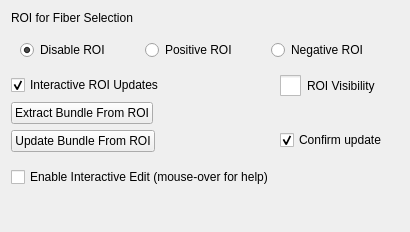
This is Modules/Loadable/TractographyDisplay/Widgets/Resources/UI/qSlicerTractographyEditorROIWidget.ui in SlicerDMRI/SlicerDMRI as Qt 5 draws it before an edit. The edited form follows.
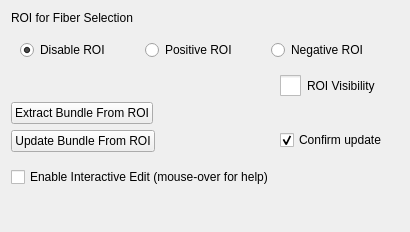
This is the edited form. Icons and pictures are not drawn. Custom widgets are drawn as their Qt base class.

Diff of the .ui file:
```diff
--- a/Modules/Loadable/TractographyDisplay/Widgets/Resources/UI/qSlicerTractographyEditorROIWidget.ui
+++ b/Modules/Loadable/TractographyDisplay/Widgets/Resources/UI/qSlicerTractographyEditorROIWidget.ui
@@ -84,16 +84,6 @@
      </layout>
     </widget>
    </item>
-   <item row="2" column="0">
-    <widget class="QCheckBox" name="InteractiveROI">
-     <property name="text">
-      <string>Interactive ROI Updates</string>
-     </property>
-     <property name="checked">
-      <bool>true</bool>
-     </property>
-    </widget>
-   </item>
    <item row="2" column="1">
     <widget class="QCheckBox" name="ROIVisibility">
      <property name="styleSheet">
```
Left out of the diff: 2 changed lines with no effect on the pictures.
